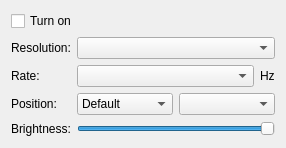
Qt form lxqt-config-monitor/monitorwidget.ui (lxqt/lxqt-config) before a commit.
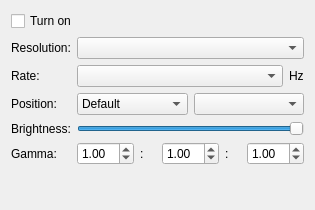
The same form after that commit.

Commit message: Gamma control implemented.

The edit to the form file:
```diff
--- a/lxqt-config-monitor/monitorwidget.ui
+++ b/lxqt-config-monitor/monitorwidget.ui
@@ -6,8 +6,8 @@
    <rect>
     <x>0</x>
     <y>0</y>
-    <width>286</width>
-    <height>148</height>
+    <width>315</width>
+    <height>210</height>
    </rect>
   </property>
   <property name="windowTitle">
@@ -124,6 +124,64 @@
      </property>
     </widget>
    </item>
+   <item row="5" column="0">
+    <widget class="QLabel" name="label_5">
+     <property name="text">
+      <string>Gamma:</string>
+     </property>
+    </widget>
+   </item>
+   <item row="5" column="1">
+    <layout class="QHBoxLayout" name="horizontalLayout_3">
+     <item>
+      <widget class="QDoubleSpinBox" name="redSpinBox">
+       <property name="maximum">
+        <double>10.000000000000000</double>
+       </property>
+       <property name="value">
+        <double>1.000000000000000</double>
+       </property>
+      </widget>
+     </item>
+     <item>
+      <widget class="QLabel" name="label_6">
+       <property name="text">
+        <string>:</string>
+       </property>
+      </widget>
+     </item>
+     <item>
+      <widget class="QDoubleSpinBox" name="greenSpinBox">
+       <property name="maximum">
+        <double>10.000000000000000</double>
+       </property>
+       <property name="value">
+        <double>1.000000000000000</double>
+       </property>
+      </widget>
+     </item>
+     <item>
+      <widget class="QLabel" name="label_7">
+       <property name="text">
+        <string>:</string>
+       </property>
+      </widget>
+     </item>
+     <item>
+      <widget class="QDoubleSpinBox" name="blueSpinBox">
+       <property name="maximum">
+        <double>10.000000000000000</double>
+       </property>
+       <property name="singleStep">
+        <double>1.000000000000000</double>
+       </property>
+       <property name="value">
+        <double>1.000000000000000</double>
+       </property>
+      </widget>
+     </item>
+    </layout>
+   </item>
   </layout>
  </widget>
  <resources/>
```
The commit also changes 3 other files.
